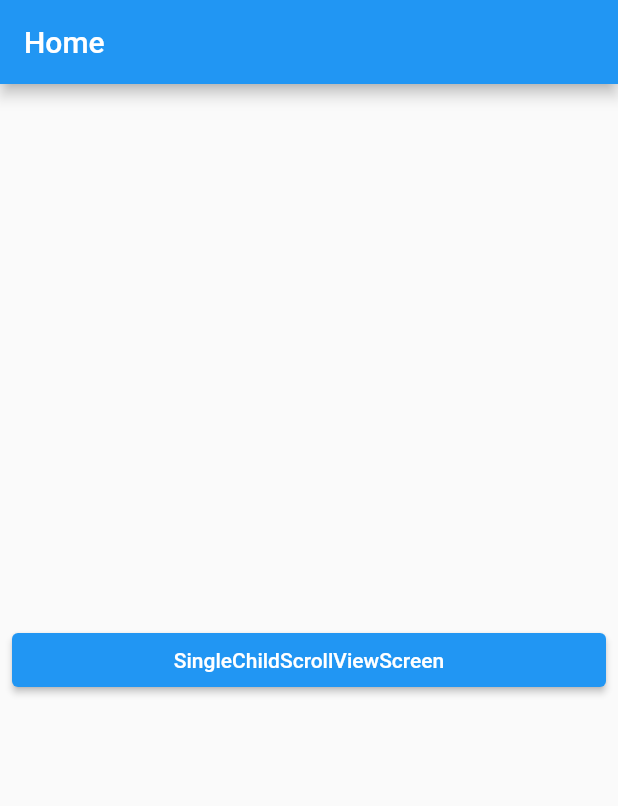
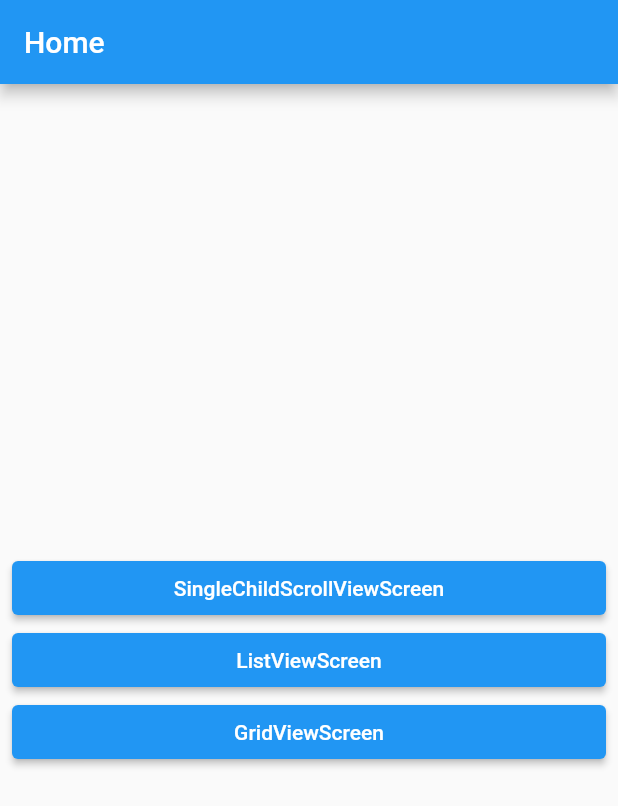
Before and after one commit to kimdindoo/TIL-Flutter, a Flutter app: the screen it shows after launch, on a phone screen of 412 x 824 dp. Shown: the top 806 px of the screen. Run offline on Flutter 3.47's test engine with Material 2 defaults, Android fonts, the phone set to English and light mode, and no system bars; our stand-ins replace carousel_slider, drift, firebase_auth, firebase_core, fluttertoast, geolocator and 10 more; missing offline and left inert: dart:ffi; accounts and stored records are empty; generated files the repository leaves out were written again.

Commit message:
scrollable_widgets

```diff
--- a/scrollable_widgets/lib/screen/home_screen.dart
+++ b/scrollable_widgets/lib/screen/home_screen.dart
@@ -1,9 +1,36 @@
 import 'package:flutter/material.dart';
 import 'package:scrollable_widgets/layout/main_layout.dart';
+import 'package:scrollable_widgets/screen/grid_view_screen.dart';
+import 'package:scrollable_widgets/screen/list_view_screen.dart';
 import 'package:scrollable_widgets/screen/single_child_scroll_view_screen.dart';
 
+class ScreenModel {
+  final WidgetBuilder builder;
+  final String name;
+
+  ScreenModel({
+    required this.builder,
+    required this.name,
+  });
+}
+
 class HomeScreen extends StatelessWidget {
-  const HomeScreen({Key? key}) : super(key: key);
+  final screens = [
+    ScreenModel(
+      builder: (_) => SingleChildScrollView(),
+      name: 'SingleChildScrollViewScreen',
+    ),
+    ScreenModel(
+      builder: (_) => ListViewScreen(),
+      name: 'ListViewScreen',
+    ),
+    ScreenModel(
+      builder: (_) => GridViewScreen(),
+      name: 'GridViewScreen',
+    ),
+  ];
+
+  HomeScreen({Key? key}) : super(key: key);
 
   @override
   Widget build(BuildContext context) {
@@ -14,18 +41,18 @@
         child: Column(
           mainAxisAlignment: MainAxisAlignment.center,
           crossAxisAlignment: CrossAxisAlignment.stretch,
-          children: [
-            ElevatedButton(
-              onPressed: () {
-                Navigator.of(context).push(
-                  MaterialPageRoute(
-                    builder: (_) => SingleChildScrollViewScreen(),
-                  ),
-                );
-              },
-              child: Text('SingleChildScrollViewScreen'),
-            ),
-          ],
+          children: screens
+              .map(
+                (screen) => ElevatedButton(
+                  onPressed: () {
+                    Navigator.of(context).push(
+                      MaterialPageRoute(builder: screen.builder),
+                    );
+                  },
+                  child: Text(screen.name),
+                ),
+              )
+              .toList(),
         ),
       ),
     );
```
Also changed, not shown: scrollable_widgets/lib/screen/grid_view_screen.dart (added, +102 -0 lines), scrollable_widgets/lib/screen/list_view_screen.dart (added, +96 -0 lines).
